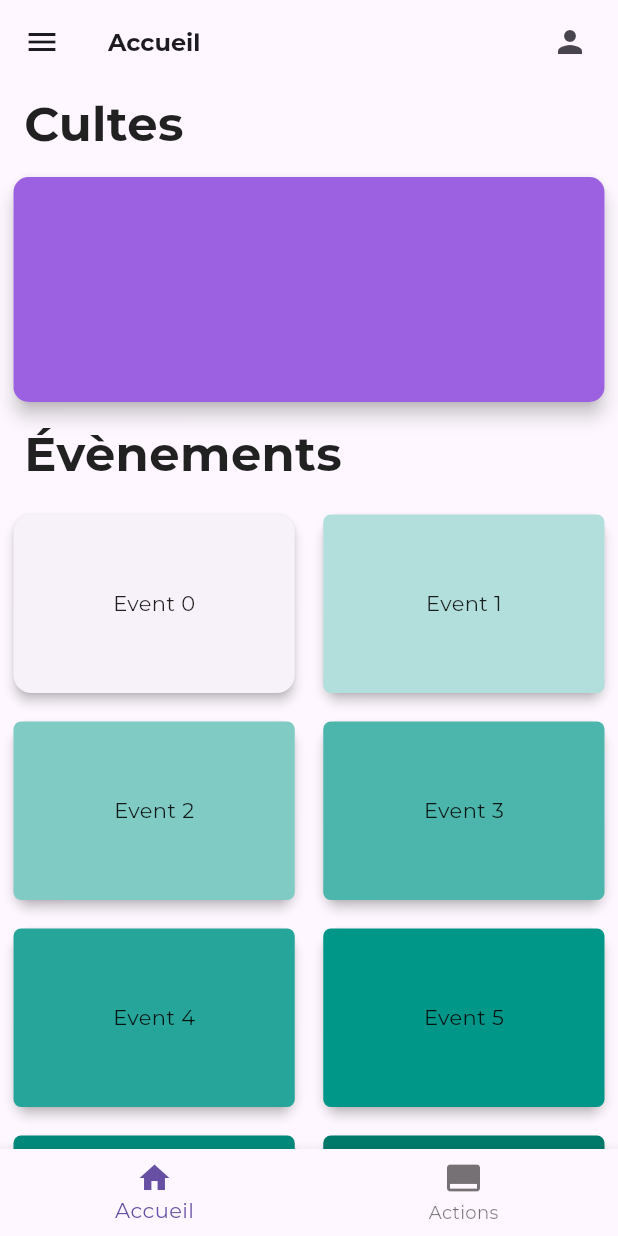
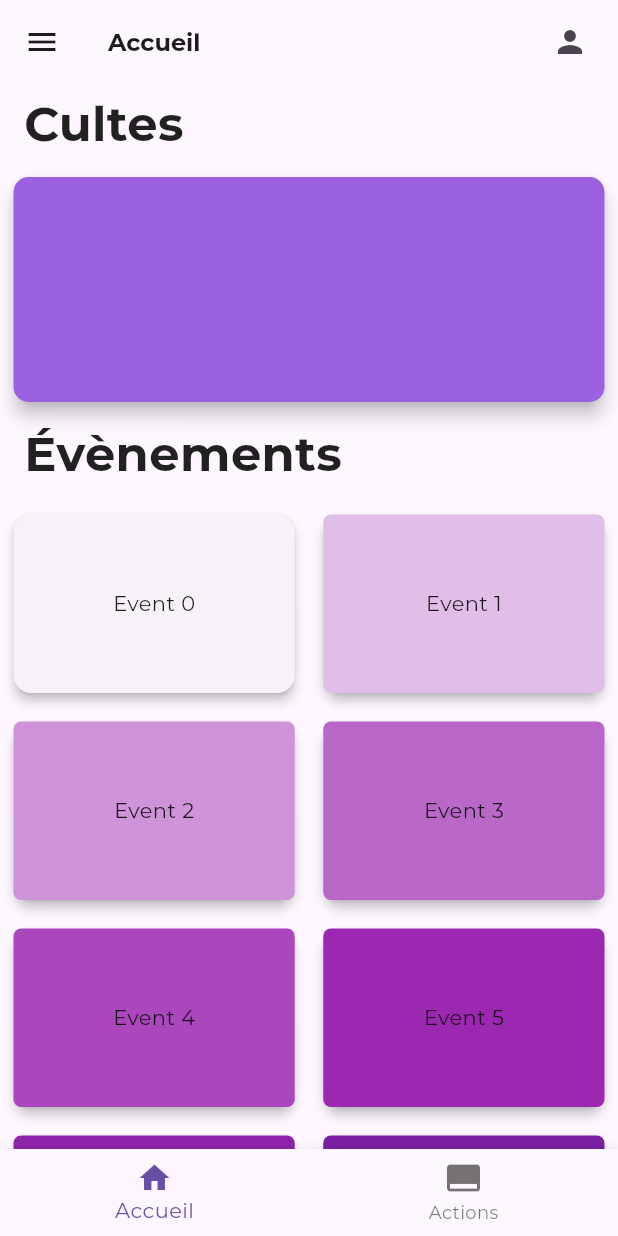
Before and after one commit to regi-gouale/myicclyon, a Flutter app: the screen it shows after launch, on a phone screen of 412 x 824 dp. Run offline on Flutter 3.47's test engine with Material 2 defaults, Android fonts, the phone set to English and light mode, and no system bars; our stand-ins replace bloc, equatable, firebase_core, flutter_bloc, form_builder_validators, google_fonts and 1 more; accounts and stored records are empty; generated files the repository leaves out were written again.

Commit message:
Changement de couleur

```diff
--- a/lib/src/actions_page.dart
+++ b/lib/src/actions_page.dart
@@ -14,7 +14,7 @@ class ActionsPage extends StatelessWidget {
             padding: const EdgeInsets.only(bottom: 8.0),
             child: Container(
               height: 200,
-              color: ColorsConstant.lightGreenCyan,
+              color: ColorsConstant.vividPurple,
             ),
           ),
         ),
@@ -37,7 +37,7 @@ class ActionsPage extends StatelessWidget {
                     child: Container(
                       alignment: Alignment.center,
                       decoration: BoxDecoration(
-                          color: Colors.teal[100 * (index % 9)],
+                          color: Colors.purple[100 * (index % 9)],
                           borderRadius: BorderRadius.circular(5)),
                       child: Text('Action $index'),
                     ),
--- a/lib/src/home_page.dart
+++ b/lib/src/home_page.dart
@@ -101,7 +101,7 @@ class _HomePageState extends State<HomePage> {
                     child: Container(
                       alignment: Alignment.center,
                       decoration: BoxDecoration(
-                          color: Colors.teal[100 * (index % 9)],
+                          color: Colors.purple[100 * (index % 9)],
                           borderRadius: BorderRadius.circular(5)),
                       child: Text('Event $index'),
                     ),
@@ -109,7 +109,7 @@ class _HomePageState extends State<HomePage> {
                 ),
               );
             },
-            childCount: 10,
+            childCount: 8,
           ),
           gridDelegate: const SliverGridDelegateWithFixedCrossAxisCount(
             crossAxisCount: 2,
```
